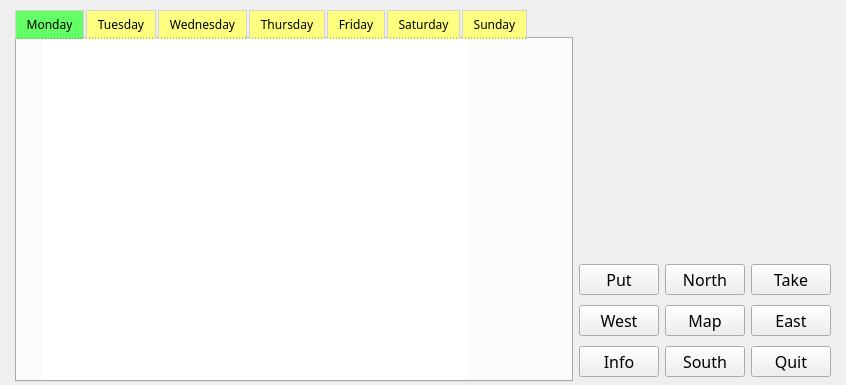
Above: University Life/uniZork.ui from Metagawa/Zorklike-Game-University-Life before the change. Below: the same form after it.
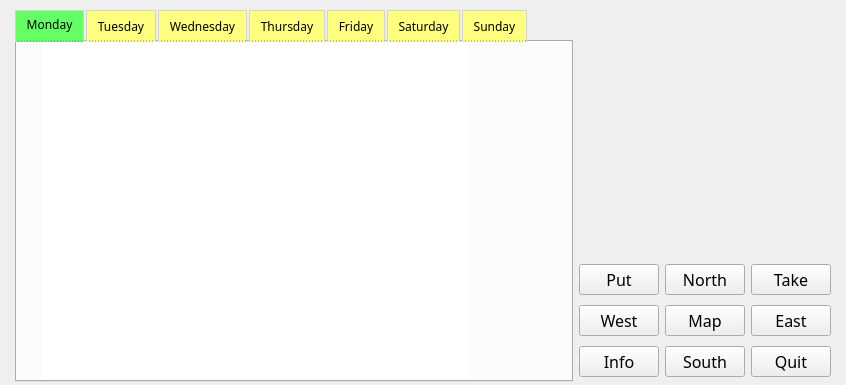
That is the form after the change. Icons and pictures are not drawn.

The edit to the form file:
```diff
--- a/University Life/uniZork.ui
+++ b/University Life/uniZork.ui
@@ -249,7 +249,7 @@
          <string notr="true">QTabBar::tab { background-color: rgb(255, 255, 127);border-bottom: 1px dotted Grey; border-top: 1px solid LightGrey;border-left: 1px solid LightGrey;border-right: 1px solid LightGrey;color: rgb(0, 0, 0); margin-right:2px;padding-top:5px;padding-bottom:5px;padding-right:10px;padding-left:10px;}
 
 QTabBar::tab:selected{
-background-color: rgb(100, 255, 100);
+background-color: rgb(100, 255, 100);padding-bottom:8px;
 } </string>
         </property>
         <property name="currentIndex">
```
Left out of the diff: 8 changed lines with no effect on the pictures.
